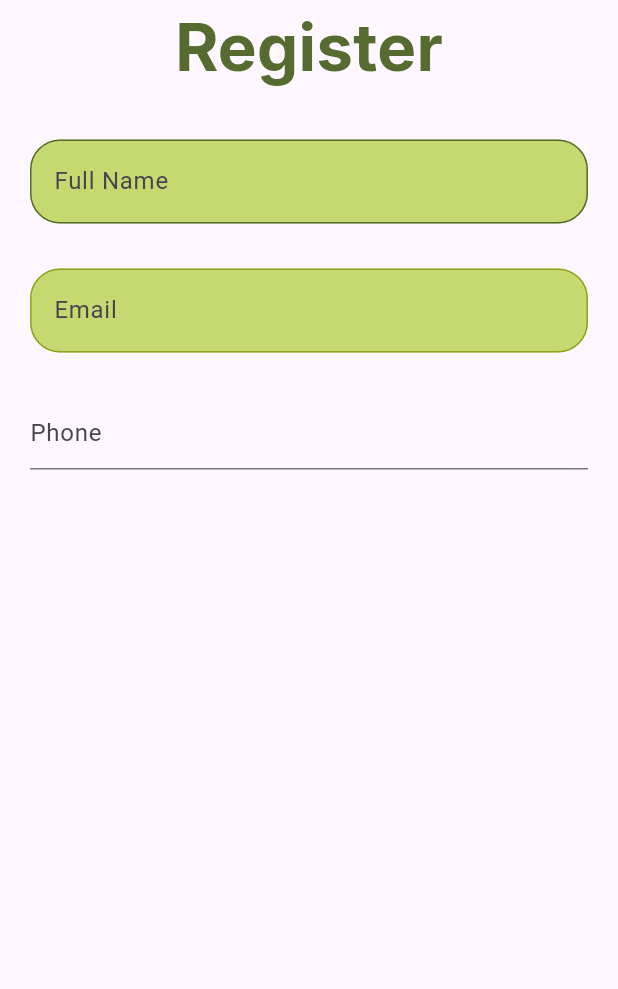
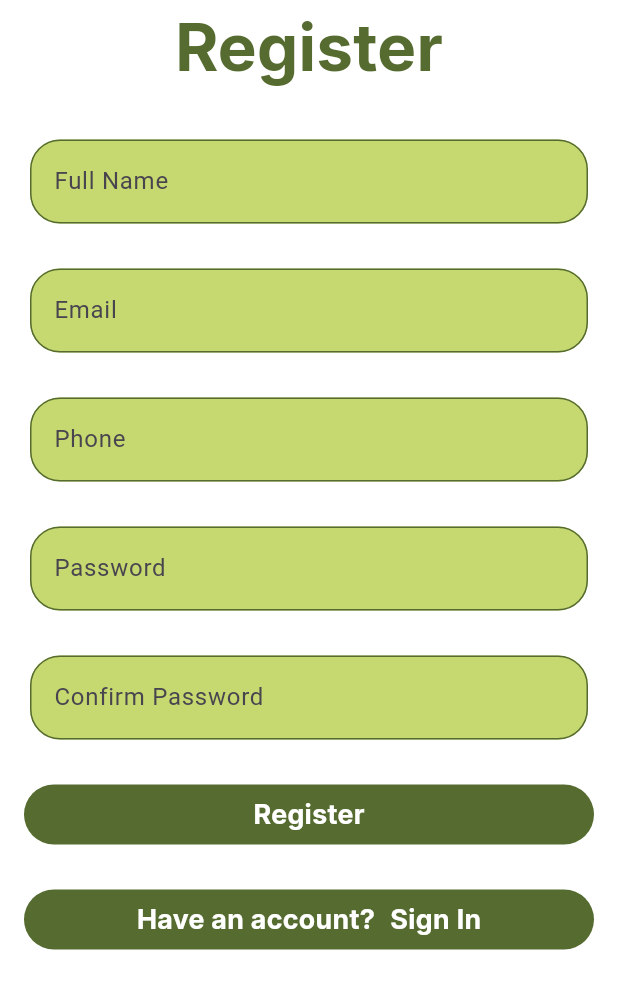
Before and after one commit to PGPrince/register_page, a Flutter app: the screen it shows after launch, on a phone screen of 412 x 824 dp. Shown: the top 989 px of the screen. Run offline on Flutter 3.47's test engine with Material 3 defaults, Android fonts, the phone set to English and light mode, and no system bars.

Commit message:
register_page

```diff
--- a/lib/main.dart
+++ b/lib/main.dart
@@ -12,6 +12,7 @@ class MyApp extends StatelessWidget {
     return MaterialApp(
       debugShowCheckedModeBanner: false,
       home: Scaffold(
+        backgroundColor: Color(0xffFFFFFF),
         body: SafeArea(
           child: Column(
             children: [
@@ -63,7 +64,7 @@ class MyApp extends StatelessWidget {
                       borderRadius: BorderRadius.circular(20),
                     ),
                     enabledBorder: OutlineInputBorder(
-                       borderSide: BorderSide(color: Color(0xff8FA31E)),
+                       borderSide: BorderSide(color: Color(0xff556B2F)),
                        borderRadius: BorderRadius.circular(20),
                     ),
                   ),
@@ -77,8 +78,121 @@ class MyApp extends StatelessWidget {
                 child: TextFormField(
                   decoration: InputDecoration(
                     hintText: 'Phone',
+                    fillColor: Color(0xffC6D870),
+                    filled: true,
+                    focusedBorder: OutlineInputBorder(
+                      borderSide: BorderSide(color: Color(0xff556B2F)),
+                      borderRadius: BorderRadius.circular(20),
+                    ),
+                    enabledBorder: OutlineInputBorder(
+                      borderSide: BorderSide(color: Color(0xff556B2F)),
+                      borderRadius: BorderRadius.circular(20),
+                    ),
                   ),
                 ),
+              ),
+              SizedBox(
+                height: 30,
+              ),
+              Padding(
+                padding: const EdgeInsets.symmetric(horizontal: 20),
+                child: TextFormField(
+                  decoration: InputDecoration(
+                    hintText: 'Password',
+                    fillColor: Color(0xffC6D870),
+                    filled: true,
+                    focusedBorder: OutlineInputBorder(
+                      borderSide: BorderSide(color: Color(0xff556B2F)),
+                      borderRadius: BorderRadius.circular(20),
+                    ),
+                    enabledBorder: OutlineInputBorder(
+                      borderSide: BorderSide(color: Color(0xff556B2F)),
+                      borderRadius: BorderRadius.circular(20),
+                    ),
+                  ),
+                ),
+              ),
+              SizedBox(
+                height: 30,
+              ),
+              Padding(
+                padding: const EdgeInsets.symmetric(horizontal: 20),
+                child: TextFormField(
+                  decoration: InputDecoration(
+                    hintText: 'Confirm Password',
+                    fillColor: Color(0xffC6D870),
+                    filled: true,
+                    focusedBorder: OutlineInputBorder(
+                      borderSide: BorderSide(color: Color(0xff556B2F)),
+                      borderRadius: BorderRadius.circular(20),
+                    ),
+                    enabledBorder: OutlineInputBorder(
+                      borderSide: BorderSide(color: Color(0xff556B2F)),
+                      borderRadius: BorderRadius.circular(20),
+                    ),
+                  ),
+                ),
+              ),
+              SizedBox(
+                height: 30,
+              ),
+              Container(
+                height: 40,
+                width: 380,
+                decoration: BoxDecoration(
+                  color: Color(0xff556B2F),
+                  borderRadius: BorderRadius.circular(20),
+                ),
+                child: Center(
+                  child: Text(
+                    'Register',
+                    style: TextStyle(
+                      fontSize: 18,
+                      fontFamily: 'Inter-Bold',
+                      color: Color(0xffFFFFFF),
+                    ),
+                    ),
+                ),
+              ),
+              SizedBox(
+                height: 30,
+              ),
+              Row(
+                mainAxisAlignment: MainAxisAlignment.center,
+                children: [
+                  Container(
+                    height: 40,
+                    width: 380,
+                    decoration: BoxDecoration(
+                      color: Color(0xff556B2F),
+                      borderRadius: BorderRadius.circular(20),
+                ),
+                    child: Row(
+                      mainAxisAlignment: MainAxisAlignment.center,
+                      children: [
+                        Text(
+                          'Have an account?',
+                          style: TextStyle(
+                            fontSize: 18,
+                            fontFamily: 'Inter-Bold',
+                            color: Color(0xffFFFFFF),
+                          ),
+                        ),
+                        SizedBox(
+                          width: 10,
+                        ),
+                        Text(
+                          'Sign In',
+                          style: TextStyle(
+                            fontSize: 18,
+                            fontFamily: 'Inter-Bold',
+                            color: Color(0xffFFFFFF),
+                          ),
+                        ),
+                      ],
+                    ),
+              ),
+              ],
               ),
             ],
           ),
```
